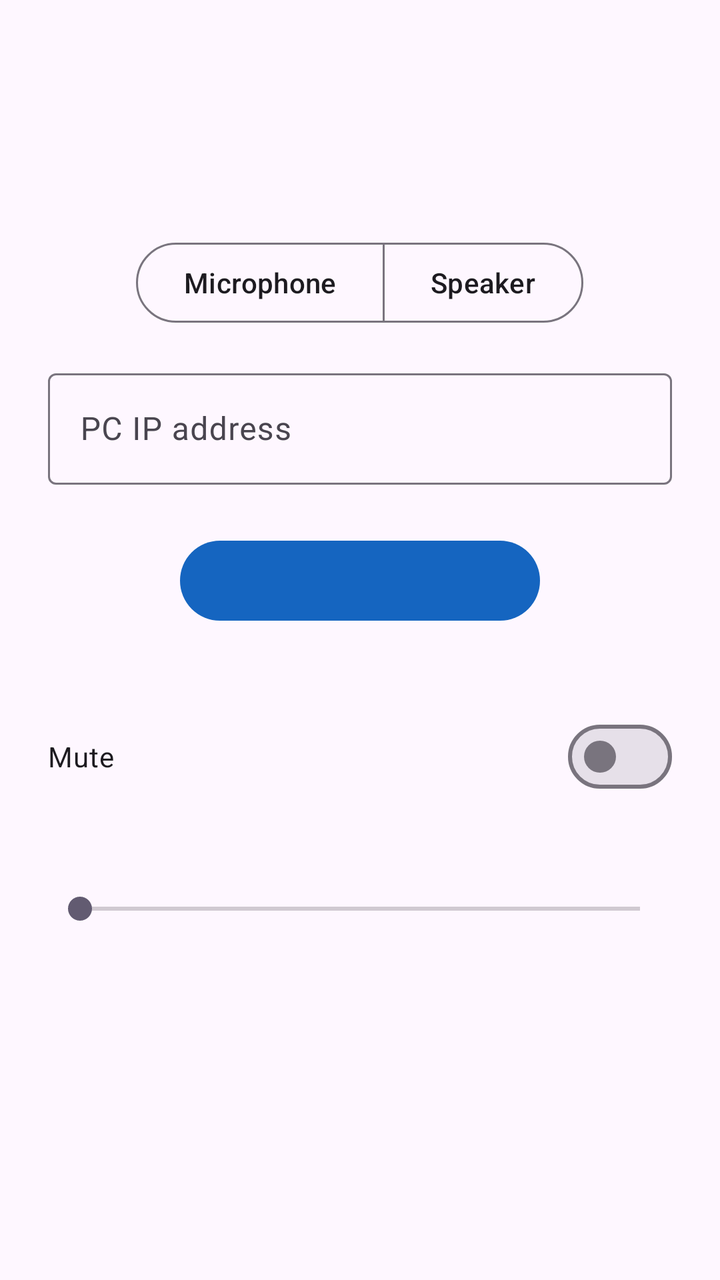
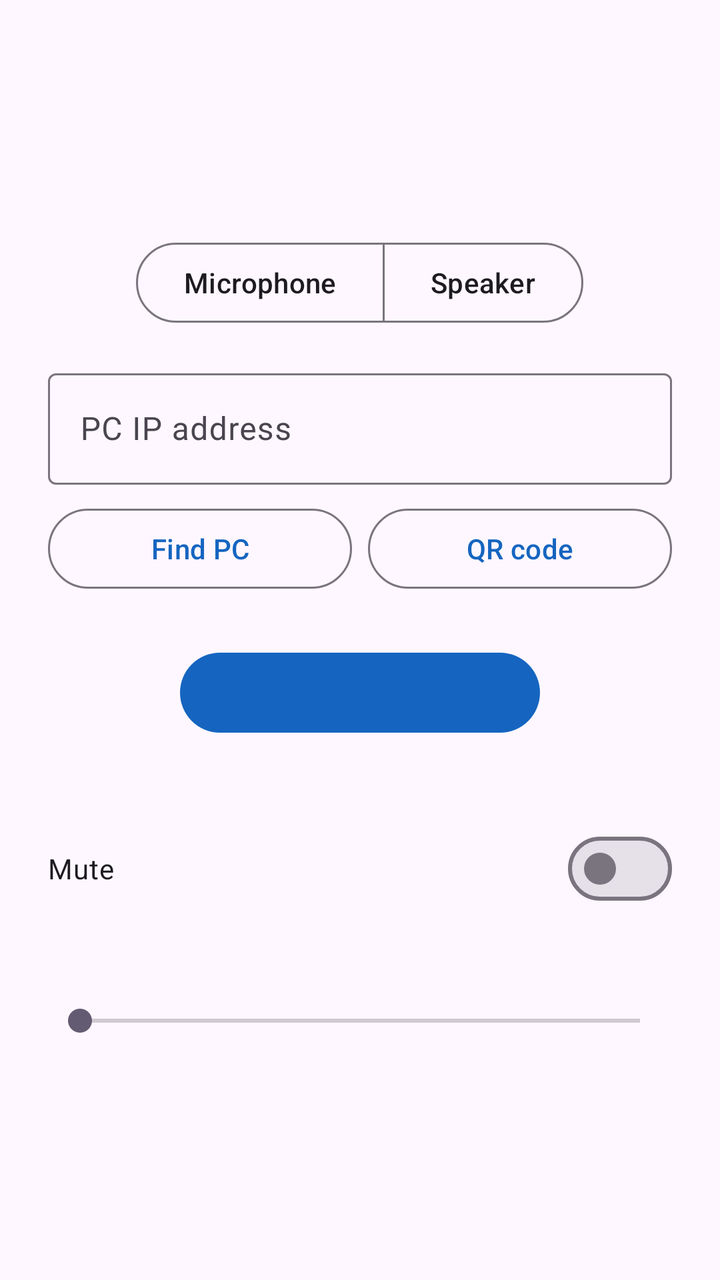

Two renders of the same Android screen: before a commit and after it. Below are the layout's source before the change and the commit's diff.
<!-- AndroidManifest.xml: application theme Theme.PhoneBridge -->
<!-- res/layout/activity_main.xml -->
<?xml version="1.0" encoding="utf-8"?>
<ScrollView xmlns:android="http://schemas.android.com/apk/res/android"
    xmlns:app="http://schemas.android.com/apk/res-auto"
    android:layout_width="match_parent"
    android:layout_height="match_parent"
    android:fillViewport="true">

    <LinearLayout
        android:layout_width="match_parent"
        android:layout_height="wrap_content"
        android:gravity="center_horizontal"
        android:orientation="vertical"
        android:padding="24dp">

        <TextView
            android:id="@+id/stateText"
            android:layout_width="wrap_content"
            android:layout_height="wrap_content"
            android:layout_marginTop="32dp"
            android:textSize="28sp"
            android:textStyle="bold" />

        <com.google.android.material.button.MaterialButtonToggleGroup
            android:id="@+id/modeGroup"
            android:layout_width="wrap_content"
            android:layout_height="wrap_content"
            android:layout_marginTop="24dp"
            app:selectionRequired="true"
            app:singleSelection="true">

            <com.google.android.material.button.MaterialButton
                android:id="@+id/modeMic"
                style="?attr/materialButtonOutlinedStyle"
                android:layout_width="wrap_content"
                android:layout_height="wrap_content"
                android:text="@string/mode_mic" />

            <com.google.android.material.button.MaterialButton
                android:id="@+id/modeSpeaker"
                style="?attr/materialButtonOutlinedStyle"
                android:layout_width="wrap_content"
                android:layout_height="wrap_content"
                android:text="@string/mode_speaker" />
        </com.google.android.material.button.MaterialButtonToggleGroup>

        <com.google.android.material.textfield.TextInputLayout
            style="@style/Widget.Material3.TextInputLayout.OutlinedBox"
            android:layout_width="match_parent"
            android:layout_height="wrap_content"
            android:layout_marginTop="16dp"
            android:hint="@string/pc_ip">

            <com.google.android.material.textfield.TextInputEditText
                android:id="@+id/ipField"
                android:layout_width="match_parent"
                android:layout_height="wrap_content"
                android:inputType="textUri" />
        </com.google.android.material.textfield.TextInputLayout>

        <com.google.android.material.button.MaterialButton
            android:id="@+id/mainButton"
            android:layout_width="wrap_content"
            android:layout_height="wrap_content"
            android:layout_marginTop="24dp"
            android:minWidth="180dp" />

        <com.google.android.material.materialswitch.MaterialSwitch
            android:id="@+id/muteSwitch"
            android:layout_width="match_parent"
            android:layout_height="wrap_content"
            android:layout_marginTop="40dp"
            android:text="@string/mute" />

        <TextView
            android:id="@+id/levelText"
            android:layout_width="match_parent"
            android:layout_height="wrap_content"
            android:layout_marginTop="24dp" />

        <SeekBar
            android:id="@+id/levelSeek"
            android:layout_width="match_parent"
            android:layout_height="wrap_content"
            android:max="9" />
    </LinearLayout>
</ScrollView>
<!-- resources referenced by this layout -->
<resources>
  <string name="mode_mic">Microphone</string>
  <string name="mode_speaker">Speaker</string>
  <string name="mute">Mute</string>
  <string name="pc_ip">PC IP address</string>
  <style name="Theme.PhoneBridge" parent="Theme.Material3.DayNight">
          <item name="colorPrimary">#1565C0</item>
          <item name="colorOnPrimary">#FFFFFF</item>
      </style>
</resources>

<!-- the commit's change to res/layout/activity_main.xml (unified diff, before → after) -->
@@ -57,6 +57,30 @@
                 android:inputType="textUri" />
         </com.google.android.material.textfield.TextInputLayout>
 
+        <LinearLayout
+            android:layout_width="match_parent"
+            android:layout_height="wrap_content"
+            android:layout_marginTop="8dp"
+            android:orientation="horizontal">
+
+            <com.google.android.material.button.MaterialButton
+                android:id="@+id/scanButton"
+                style="?attr/materialButtonOutlinedStyle"
+                android:layout_width="0dp"
+                android:layout_height="wrap_content"
+                android:layout_weight="1"
+                android:text="@string/find_pc" />
+
+            <com.google.android.material.button.MaterialButton
+                android:id="@+id/qrButton"
+                style="?attr/materialButtonOutlinedStyle"
+                android:layout_width="0dp"
+                android:layout_height="wrap_content"
+                android:layout_marginStart="8dp"
+                android:layout_weight="1"
+                android:text="@string/qr_code" />
+        </LinearLayout>
+
         <com.google.android.material.button.MaterialButton
             android:id="@+id/mainButton"
             android:layout_width="wrap_content"
<!-- resource entries referenced after the edit -->
@@ -1,9 +1,11 @@
 <!-- resources referenced by this layout -->
 <resources>
+  <string name="find_pc">Find PC</string>
   <string name="mode_mic">Microphone</string>
   <string name="mode_speaker">Speaker</string>
   <string name="mute">Mute</string>
   <string name="pc_ip">PC IP address</string>
+  <string name="qr_code">QR code</string>
   <style name="Theme.PhoneBridge" parent="Theme.Material3.DayNight">
           <item name="colorPrimary">#1565C0</item>
           <item name="colorOnPrimary">#FFFFFF</item>
